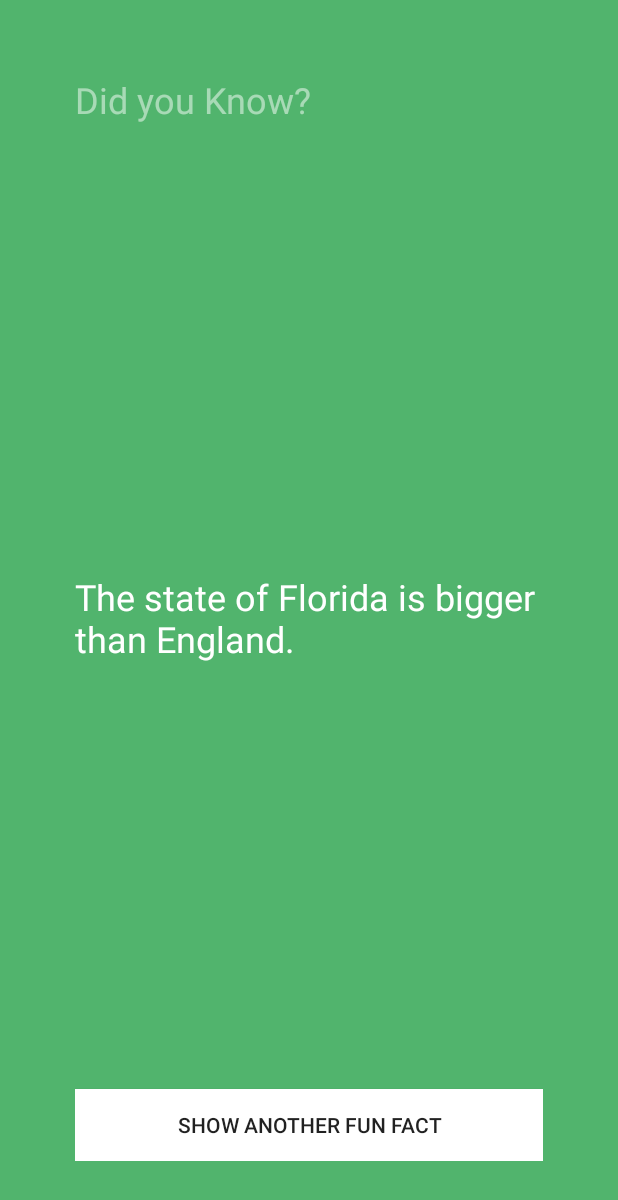
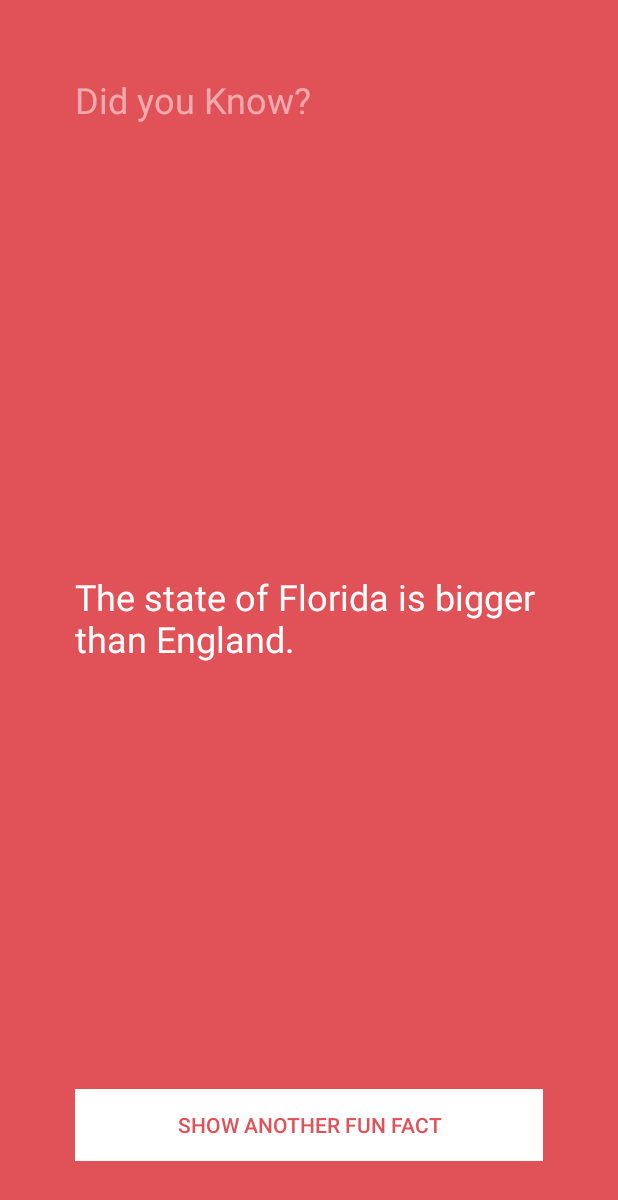
Before and after one commit to PrintHelloWorld/FamilyFacts, an Android app: the screen it shows after launch (FunFactsActivity), after a tap on "SHOW ANOTHER FUN FACT", on a phone screen of 412 x 824 dp. Shown: the top 1200 px of the screen. Run offline under Robolectric (Android 15) with nearby library versions, the phone set to English and light mode, and no system bars.

Commit message:
Dynamically change the color of the background and button color

```diff
--- /dev/null
+++ b/app/src/main/java/com/bam/funfacts/ColorWheel.java
@@ -0,0 +1,30 @@
+package com.bam.funfacts;
+
+import android.graphics.Color;
+
+import java.util.Random;
+
+public class ColorWheel {
+
+    private static final String[] mColors = {
+            "#39add1", // light blue
+            "#3079ab", // dark blue
+            "#c25975", // mauve
+            "#e15258", // red
+            "#f9845b", // orange
+            "#838cc7", // lavender
+            "#7d669e", // purple
+            "#53bbb4", // aqua
+            "#51b46d", // green
+            "#e0ab18", // mustard
+            "#637a91", // dark gray
+            "#f092b0", // pink
+            "#b7c0c7"  // light gray
+    };
+
+    public static int getColor(){
+        Random randomGenerator = new Random();
+        int randomNumber = randomGenerator.nextInt(mColors.length);
+        return Color.parseColor(mColors[randomNumber]);
+    }
+}
--- a/app/src/main/java/com/bam/funfacts/FunFactsActivity.java
+++ b/app/src/main/java/com/bam/funfacts/FunFactsActivity.java
@@ -1,9 +1,11 @@
 package com.bam.funfacts;
 
+import android.graphics.Color;
 import android.support.v7.app.AppCompatActivity;
 import android.os.Bundle;
 import android.view.View;
 import android.widget.Button;
+import android.widget.RelativeLayout;
 import android.widget.TextView;
 
 import java.util.Random;
@@ -12,6 +14,7 @@ public class FunFactsActivity extends AppCompatActivity {
 
     private TextView mFactTextView;
     private Button mNewFactButton;
+    private RelativeLayout mRelativeLayout;
 
     @Override
     protected void onCreate(Bundle savedInstanceState) {
@@ -20,11 +23,16 @@ public class FunFactsActivity extends AppCompatActivity {
 
         mFactTextView = (TextView) findViewById(R.id.factTextView);
         mNewFactButton = (Button) findViewById(R.id.showFactButton);
+        mRelativeLayout = (RelativeLayout) findViewById(R.id.relativeLayout);
 
         mNewFactButton.setOnClickListener(new View.OnClickListener() {
             @Override
             public void onClick(View v) {
                 mFactTextView.setText(FactBook.getFact());
+
+                int color = ColorWheel.getColor();
+                mRelativeLayout.setBackgroundColor(color);
+                mNewFactButton.setTextColor(color);
             }
         });
     }
--- a/app/src/main/res/layout/activity_fun_facts.xml
+++ b/app/src/main/res/layout/activity_fun_facts.xml
@@ -1,6 +1,7 @@
 <?xml version="1.0" encoding="utf-8"?>
 <RelativeLayout xmlns:android="http://schemas.android.com/apk/res/android"
     xmlns:tools="http://schemas.android.com/tools"
+    android:id="@+id/relativeLayout"
     android:layout_width="match_parent"
     android:layout_height="match_parent"
     android:padding="@dimen/activity_horizontal_margin"
@@ -33,5 +34,6 @@
         android:id="@+id/showFactButton"
         android:layout_alignParentBottom="true"
         android:layout_centerHorizontal="true"
+        android:textColor="#51b46d"
         android:background="@android:color/white" />
 </RelativeLayout>
```
